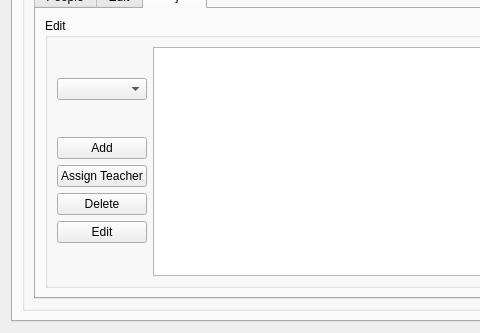
This is mainapplication.ui in Sarpowski/DataBaseCourseWork as Qt 5 draws it before an edit; both pictures show x 0 to 480 and y 92 to 425 of the 844 by 425 pixel window. The edited form follows.
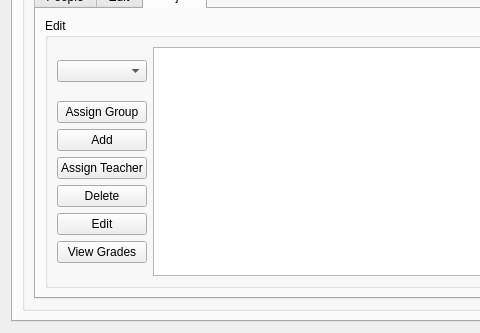
This is the edited form.

Commit message: added final grade system

```diff
--- a/mainapplication.ui
+++ b/mainapplication.ui
@@ -364,6 +364,13 @@
                       <layout class="QVBoxLayout" name="verticalLayout_12">
                        <item>
                         <layout class="QVBoxLayout" name="verticalLayout_9">
+                         <item>
+                          <widget class="QPushButton" name="pushButton_AssignGroup">
+                           <property name="text">
+                            <string>Assign Group</string>
+                           </property>
+                          </widget>
+                         </item>
                          <item>
                           <widget class="QPushButton" name="pushButton_SubjectAdd">
                            <property name="text">
@@ -404,6 +411,13 @@
                            </property>
                           </widget>
                          </item>
+                         <item>
+                          <widget class="QPushButton" name="pushButton_ViewGrades">
+                           <property name="text">
+                            <string>View Grades</string>
+                           </property>
+                          </widget>
+                         </item>
                         </layout>
                        </item>
                       </layout>
```
The commit also changes 2 other files.
